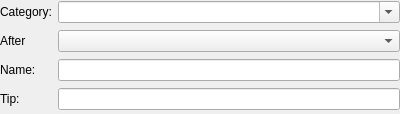
The window that plan/kptviewlisteditview.ui (KDE/calligra) describes before a commit, drawn with Qt 5.
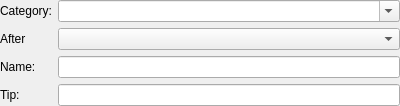
The same window after the commit. Custom widgets are drawn as their Qt base class.

Commit message: Transform all of Plan's viewlist config UIs into form layouts

Patch:
```diff
--- a/plan/kptviewlisteditview.ui
+++ b/plan/kptviewlisteditview.ui
@@ -7,10 +7,10 @@
     <x>0</x>
     <y>0</y>
     <width>400</width>
-    <height>114</height>
+    <height>105</height>
    </rect>
   </property>
-  <layout class="QGridLayout">
+  <layout class="QFormLayout" name="formLayout">
    <property name="margin">
     <number>0</number>
    </property>
@@ -26,6 +26,12 @@
    </item>
    <item row="0" column="1">
     <widget class="KComboBox" name="category">
+     <property name="sizePolicy">
+      <sizepolicy hsizetype="Expanding" vsizetype="Fixed">
+       <horstretch>0</horstretch>
+       <verstretch>0</verstretch>
+      </sizepolicy>
+     </property>
      <property name="editable">
       <bool>true</bool>
      </property>
@@ -85,7 +91,6 @@
    </item>
   </layout>
  </widget>
- <layoutdefault spacing="6" margin="0"/>
  <customwidgets>
   <customwidget>
    <class>KComboBox</class>
```
The commit also changes 3 other files.
